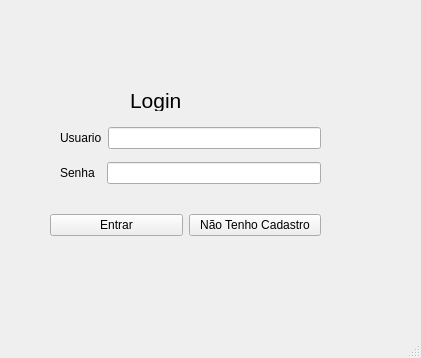
First picture: the form in CadastroPDS/login.ui, repository Francislley/cadastro08, before the edit.
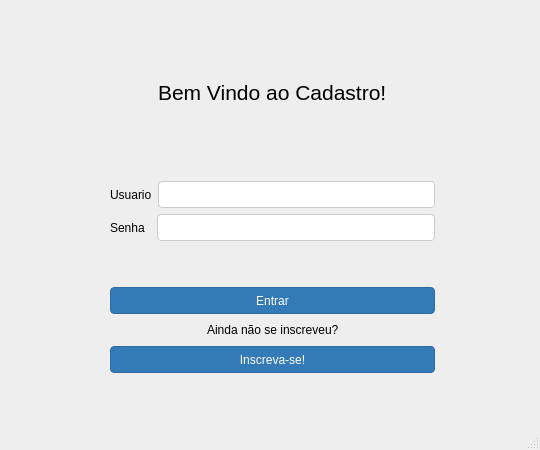
Second picture: the form after the edit.

```diff
--- a/CadastroPDS/login.ui
+++ b/CadastroPDS/login.ui
@@ -6,41 +6,109 @@
    <rect>
     <x>0</x>
     <y>0</y>
-    <width>421</width>
-    <height>358</height>
+    <width>540</width>
+    <height>450</height>
    </rect>
   </property>
   <property name="windowTitle">
    <string>Login</string>
   </property>
+  <property name="styleSheet">
+   <string notr="true">QLineEdit{
+	color: #555;
+    background-color: #fff;
+    background-image: none;
+    border: 1px solid #ccc;
+    border-radius: 4px;
+	height: 25px;	
+}
+QMainWindow{	
+	background-color: #eee;
+}
+QPushButton{
+	width: 100px;
+    color: #fff;
+    background-color: #337ab7;
+	font-size: 12px;
+    line-height: 1.3333333;
+    border: 1px solid #2e6da4;
+    border-radius: 4px;
+	height: 25px;	
+}</string>
+  </property>
   <widget class="QWidget" name="centralwidget">
+   <widget class="QWidget" name="layoutWidget">
+    <property name="geometry">
+     <rect>
+      <x>110</x>
+      <y>80</y>
+      <width>325</width>
+      <height>293</height>
+     </rect>
+    </property>
+    <layout class="QVBoxLayout" name="verticalLayout_5">
+     <item>
+      <layout class="QVBoxLayout" name="verticalLayout_3">
+       <item>
+        <layout class="QHBoxLayout" name="horizontalLayout_4">
+         <item>
+          <spacer name="horizontalSpacer_3">
+           <property name="orientation">
+            <enum>Qt::Horizontal</enum>
+           </property>
+           <property name="sizeHint" stdset="0">
+            <size>
+             <width>40</width>
+             <height>20</height>
+            </size>
+           </property>
+          </spacer>
+         </item>
+         <item>
    <widget class="QLabel" name="label">
-    <property name="geometry">
-     <rect>
-      <x>130</x>
-      <y>90</y>
-      <width>61</width>
-      <height>21</height>
-     </rect>
-    </property>
     <property name="font">
      <font>
       <pointsize>16</pointsize>
      </font>
     </property>
     <property name="text">
-     <string>Login</string>
-    </property>
-   </widget>
-   <widget class="QWidget" name="layoutWidget">
-    <property name="geometry">
-     <rect>
-      <x>60</x>
-      <y>120</y>
-      <width>261</width>
-      <height>71</height>
-     </rect>
-    </property>
+            <string>Bem Vindo ao Cadastro!</string>
+           </property>
+          </widget>
+         </item>
+         <item>
+          <spacer name="horizontalSpacer_4">
+           <property name="orientation">
+            <enum>Qt::Horizontal</enum>
+           </property>
+           <property name="sizeHint" stdset="0">
+            <size>
+             <width>40</width>
+             <height>20</height>
+            </size>
+           </property>
+          </spacer>
+         </item>
+        </layout>
+       </item>
+       <item>
+        <spacer name="verticalSpacer">
+         <property name="orientation">
+          <enum>Qt::Vertical</enum>
+         </property>
+         <property name="sizeHint" stdset="0">
+          <size>
+           <width>20</width>
+           <height>40</height>
+          </size>
+         </property>
+        </spacer>
+       </item>
+      </layout>
+     </item>
+     <item>
+      <layout class="QVBoxLayout" name="verticalLayout_4">
+       <item>
     <layout class="QVBoxLayout" name="verticalLayout">
      <item>
       <layout class="QHBoxLayout" name="horizontalLayout">
@@ -52,7 +120,17 @@
         </widget>
        </item>
        <item>
-        <widget class="QLineEdit" name="lineEditUser"/>
+            <widget class="QLineEdit" name="lineEditUser">
+             <property name="styleSheet">
+              <string notr="true">lineEditUser{
+	color: #555;
+    background-color: #fff;
+    background-image: none;
+    border: 1px solid #ccc;
+    border-radius: 4px;
+}</string>
+             </property>
+            </widget>
        </item>
       </layout>
      </item>
@@ -81,17 +159,24 @@
       </layout>
      </item>
     </layout>
-   </widget>
-   <widget class="QWidget" name="layoutWidget">
-    <property name="geometry">
-     <rect>
-      <x>50</x>
-      <y>200</y>
-      <width>271</width>
-      <height>51</height>
-     </rect>
-    </property>
-    <layout class="QHBoxLayout" name="horizontalLayout_3">
+       </item>
+       <item>
+        <spacer name="verticalSpacer_2">
+         <property name="orientation">
+          <enum>Qt::Vertical</enum>
+         </property>
+         <property name="sizeHint" stdset="0">
+          <size>
+           <width>20</width>
+           <height>40</height>
+          </size>
+         </property>
+        </spacer>
+       </item>
+      </layout>
+     </item>
+     <item>
+      <layout class="QVBoxLayout" name="verticalLayout_2">
      <item>
       <widget class="QPushButton" name="buttonEntrar">
        <property name="text">
@@ -99,14 +184,53 @@
        </property>
       </widget>
      </item>
+       <item>
+        <layout class="QHBoxLayout" name="horizontalLayout_3">
+         <item>
+          <spacer name="horizontalSpacer">
+           <property name="orientation">
+            <enum>Qt::Horizontal</enum>
+           </property>
+           <property name="sizeHint" stdset="0">
+            <size>
+             <width>40</width>
+             <height>20</height>
+            </size>
+           </property>
+          </spacer>
+         </item>
+         <item>
+          <widget class="QLabel" name="label_4">
+           <property name="text">
+            <string>Ainda não se inscreveu?</string>
+           </property>
+          </widget>
+         </item>
+         <item>
+          <spacer name="horizontalSpacer_2">
+           <property name="orientation">
+            <enum>Qt::Horizontal</enum>
+           </property>
+           <property name="sizeHint" stdset="0">
+            <size>
+             <width>40</width>
+             <height>20</height>
+            </size>
+           </property>
+          </spacer>
+         </item>
+        </layout>
+       </item>
      <item>
       <widget class="QPushButton" name="buttonCreate">
        <property name="text">
-        <string>Não Tenho Cadastro</string>
+          <string>Inscreva-se!</string>
        </property>
       </widget>
      </item>
     </layout>
+     </item>
+    </layout>
    </widget>
    <zorder>layoutWidget</zorder>
    <zorder>layoutWidget</zorder>
```
Left out of the diff: 3 changed lines with no effect on the pictures. Lines whose indentation alone changed are shown as unchanged.
